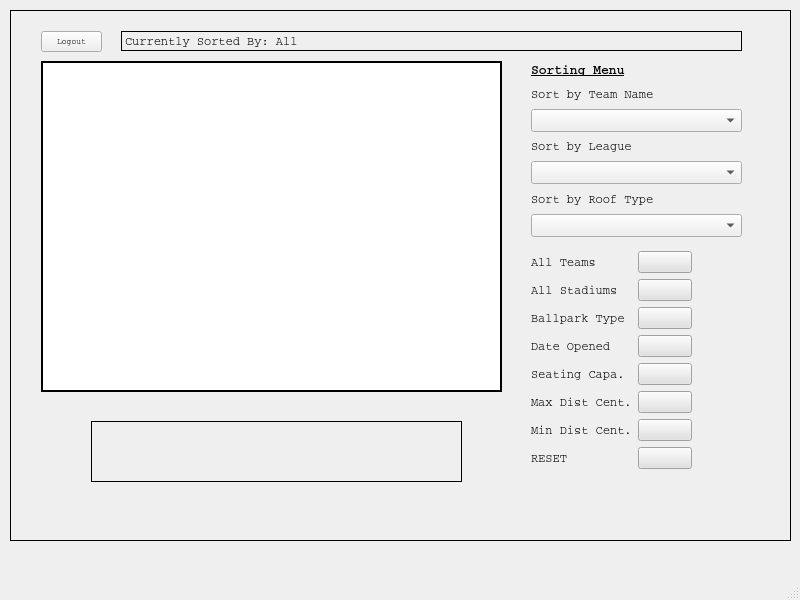
Above: CS1D_Project_2/mainwindow.ui from hicholasnu/Take-Me-Out-To-The-Ballgame before the change. Below: the same form after it.
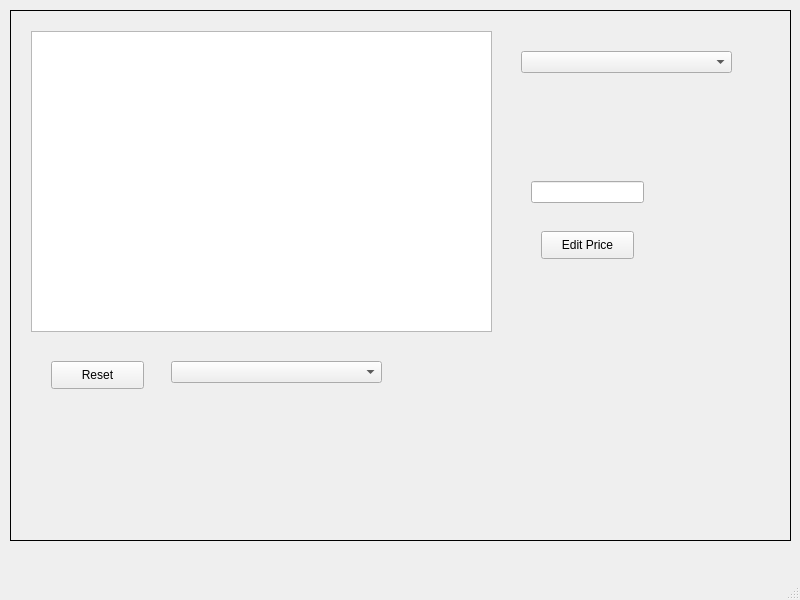
That is the form after the change.

Diff of the .ui file:
```diff
--- a/CS1D_Project_2/mainwindow.ui
+++ b/CS1D_Project_2/mainwindow.ui
@@ -39,7 +39,7 @@
      <enum>QFrame::Box</enum>
     </property>
     <property name="currentIndex">
-     <number>1</number>
+     <number>2</number>
     </property>
     <widget class="QWidget" name="LoginScreen">
      <property name="styleSheet">
@@ -580,6 +580,74 @@
       </property>
      </widget>
     </widget>
+    <widget class="QWidget" name="AdminScreen">
+     <widget class="QTableView" name="tableviewAllSouvenirs">
+      <property name="geometry">
+       <rect>
+        <x>20</x>
+        <y>20</y>
+        <width>461</width>
+        <height>301</height>
+       </rect>
+      </property>
+     </widget>
+     <widget class="QPushButton" name="pushButtonResetAllSouvenirs">
+      <property name="geometry">
+       <rect>
+        <x>40</x>
+        <y>350</y>
+        <width>93</width>
+        <height>28</height>
+       </rect>
+      </property>
+      <property name="text">
+       <string>Reset</string>
+      </property>
+     </widget>
+     <widget class="QComboBox" name="comboBoxChooseStadium">
+      <property name="geometry">
+       <rect>
+        <x>160</x>
+        <y>350</y>
+        <width>211</width>
+        <height>22</height>
+       </rect>
+      </property>
+     </widget>
+     <widget class="QComboBox" name="comboBoxChooseSouvenir">
+      <property name="geometry">
+       <rect>
+        <x>510</x>
+        <y>40</y>
+        <width>211</width>
+        <height>22</height>
+       </rect>
+      </property>
+     </widget>
+     <widget class="QLineEdit" name="lineEditPrice">
+      <property name="geometry">
+       <rect>
+        <x>520</x>
+        <y>170</y>
+        <width>113</width>
+        <height>22</height>
+       </rect>
+      </property>
+     </widget>
+     <widget class="QPushButton" name="pushButtonEditPrice">
+      <property name="geometry">
+       <rect>
+        <x>530</x>
+        <y>220</y>
+        <width>93</width>
+        <height>28</height>
+       </rect>
+      </property>
+      <property name="text">
+       <string>Edit Price</string>
+      </property>
+     </widget>
+    </widget>
    </widget>
   </widget>
   <widget class="QMenuBar" name="menubar">
```
